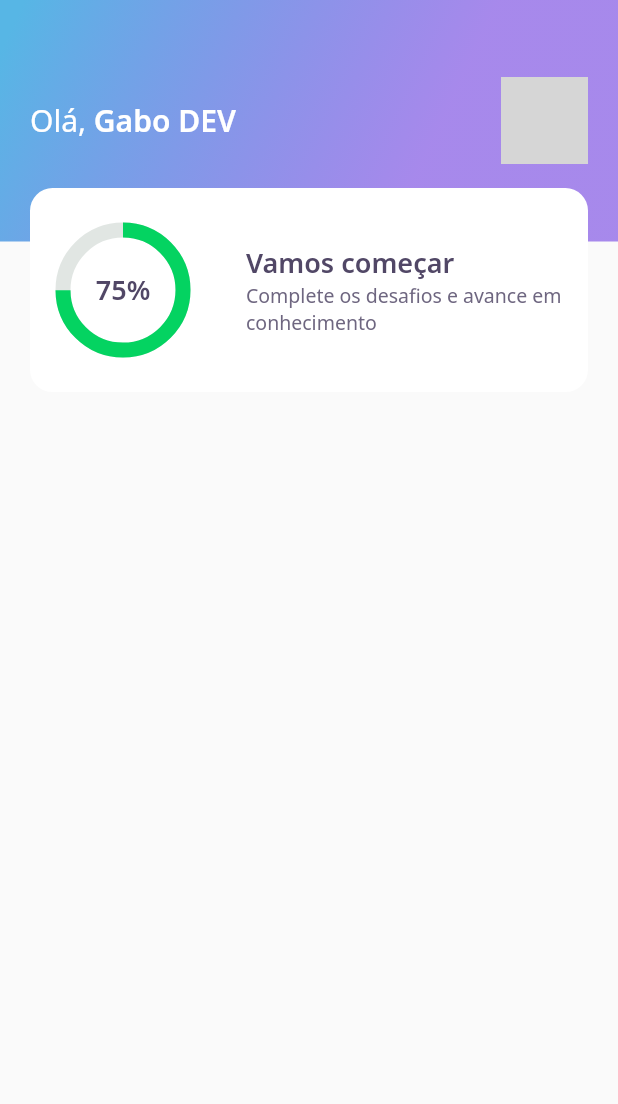
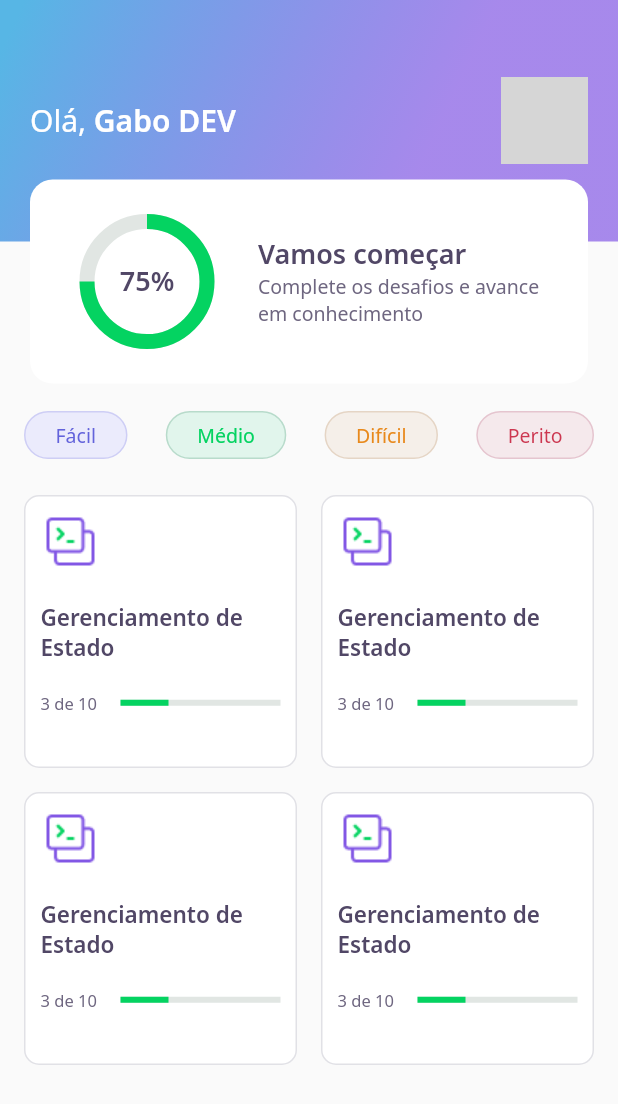
Before and after one commit to gabrielomena/nlw5-devquiz, a Flutter app: the HomePage screen opened directly, on a phone screen of 412 x 824 dp. Shown: the top 1104 px of the screen. Run offline on Flutter 3.47's test engine with Material 2 defaults, Android fonts, the phone set to English and light mode, and no system bars; our stand-ins replace google_fonts; network calls fail; grey boxes are pictures that could not be loaded.

Commit message:
Aula 02 NLW - Janela de quiz

```diff
--- a/lib/core/app_widget.dart
+++ b/lib/core/app_widget.dart
@@ -1,3 +1,4 @@
+import 'package:DevQuiz/challenge/challenge_page.dart';
 import 'package:DevQuiz/home/home_page.dart';
 import 'package:DevQuiz/splash/splash_page.dart';
 import 'package:flutter/material.dart';
@@ -8,7 +9,7 @@
     return MaterialApp(
       debugShowCheckedModeBanner: false,
       title: "NLW5 - DevQuiz",
-      home: HomePage(),
+      home: ChallengePage(),
     );
   }
 }
--- a/lib/home/home_page.dart
+++ b/lib/home/home_page.dart
@@ -1,4 +1,8 @@
 import 'package:DevQuiz/home/widgets/appbar/app_bar_widget.dart';
+import 'package:flutter_staggered_grid_view/flutter_staggered_grid_view.dart';
+import 'package:DevQuiz/home/widgets/level_button/level_button_widget.dart';
+import 'package:DevQuiz/home/widgets/quiz_card/quiz_card_widget.dart';
+import 'package:flutter/cupertino.dart';
 import 'package:flutter/material.dart';
 
 class HomePage extends StatefulWidget {
@@ -9,6 +13,47 @@
 class _HomePageState extends State<HomePage> {
   @override
   Widget build(BuildContext context) {
-    return Scaffold(appBar: AppBarWidget());
+    return Scaffold(
+      appBar: AppBarWidget(),
+      body: Padding(
+        padding: const EdgeInsets.symmetric(horizontal: 16),
+        child: Column(
+          children: [
+            SizedBox(height: 24,),
+            Row(
+              mainAxisAlignment: MainAxisAlignment.spaceBetween,
+              children: [
+                LevelButtonWidget(
+                  label: "Fácil",
+                ),
+                LevelButtonWidget(
+                  label: "Médio",
+                ),
+                LevelButtonWidget(
+                  label: "Difícil",
+                ),
+                LevelButtonWidget(
+                  label: "Perito",
+                ),
+              ],
+            ),
+            SizedBox(height: 24,),
+            Expanded(
+              child: GridView.count(
+                crossAxisSpacing: 16,
+                mainAxisSpacing: 16,
+                crossAxisCount: 2,
+                children: [
+                  QuizCardWidget(),
+                  QuizCardWidget(),
+                  QuizCardWidget(),
+                  QuizCardWidget()
+                ],
+              ),
+            ),
+          ],
+        ),
+      ),
+    );
   }
 }
--- a/lib/home/widgets/appbar/app_bar_widget.dart
+++ b/lib/home/widgets/appbar/app_bar_widget.dart
@@ -1,5 +1,6 @@
 import 'package:DevQuiz/core/app_gradients.dart';
 import 'package:DevQuiz/core/app_text_styles.dart';
+import 'package:DevQuiz/home/widgets/level_button/level_button_widget.dart';
 import 'package:DevQuiz/home/widgets/score_card/score_card_widget.dart';
 import 'package:flutter/material.dart';
 
@@ -45,7 +46,7 @@
                   ),
                 ),
                 Align(
-                  alignment: Alignment(0.0, 1.2),
+                  alignment: Alignment(0.0, 1.1),
                   child: ScoreCardWidget(),
                 ),
               ],
--- /dev/null
+++ b/lib/home/widgets/level_button/level_button_widget.dart
@@ -0,0 +1,62 @@
+import 'package:DevQuiz/core/app_colors.dart';
+import 'package:DevQuiz/core/app_text_styles.dart';
+import 'package:flutter/material.dart';
+import 'package:google_fonts/google_fonts.dart';
+
+class LevelButtonWidget extends StatelessWidget {
+  final String label;
+
+  LevelButtonWidget({
+    Key? key,
+    required this.label,
+  }) : assert(["Fácil","Médio","Difícil","Perito"].contains(label)), super(key: key);
+
+  final config = {
+    "Fácil": {
+      "color": AppColors.levelButtonFacil,
+      "borderColor": AppColors.levelButtonBorderFacil,
+      "fontColor": AppColors.levelButtonTextFacil,
+    },
+    "Médio": {
+      "color": AppColors.levelButtonMedio,
+      "borderColor": AppColors.levelButtonBorderMedio,
+      "fontColor": AppColors.levelButtonTextMedio,
+    },
+    "Difícil": {
+      "color": AppColors.levelButtonDificil,
+      "borderColor": AppColors.levelButtonBorderDificil,
+      "fontColor": AppColors.levelButtonTextDificil,
+    },
+    "Perito": {
+      "color": AppColors.levelButtonPerito,
+      "borderColor": AppColors.levelButtonBorderPerito,
+      "fontColor": AppColors.levelButtonTextPerito,
+    },
+
+  };
+
+  Color get color => config[label]!['color']!;
+  Color get borderColor => config[label]!['borderColor']!;
+  Color get fontColor => config[label]!['fontColor']!;
+
+  @override
+  Widget build(BuildContext context) {
+    return Container(
+      decoration: BoxDecoration(
+        color: color,
+        border: Border.fromBorderSide(BorderSide(
+          color: borderColor,
+        )),
+        borderRadius: BorderRadius.circular(28),
+      ),
+      child: Padding(
+        padding: const EdgeInsets.symmetric(horizontal: 20, vertical: 6),
+        child: Text(
+          label,
+          style: GoogleFonts.notoSans(
+              color: fontColor, fontSize: 13),
+        ),
+      ),
+    );
+  }
+}
--- /dev/null
+++ b/lib/home/widgets/quiz_card/quiz_card_widget.dart
@@ -0,0 +1,52 @@
+import 'package:DevQuiz/core/app_colors.dart';
+import 'package:DevQuiz/core/app_images.dart';
+import 'package:DevQuiz/core/app_text_styles.dart';
+import 'package:DevQuiz/shared/widgets/progress_indicador/progress_indicator_widget.dart';
+import 'package:flutter/cupertino.dart';
+import 'package:flutter/material.dart';
+
+class QuizCardWidget extends StatelessWidget {
+  @override
+  Widget build(BuildContext context) {
+    return Container(
+      padding: EdgeInsets.all(10),
+      decoration: BoxDecoration(
+        border: Border.fromBorderSide(
+          BorderSide(color: AppColors.border),
+        ),
+        color: AppColors.white,
+        borderRadius: BorderRadius.circular(10),
+      ),
+      child: Column(
+        crossAxisAlignment: CrossAxisAlignment.start,
+        children: [
+          Container(height: 40, width: 40,
+          child: Image.asset(AppImages.data),),
+          SizedBox(height: 20,),
+          Text(
+            "Gerenciamento de Estado",
+            style: AppTextStyles.heading15,
+          ),
+          SizedBox(height: 20,),
+          Row(
+            children: [
+              Expanded(
+                flex: 1,
+                child: Text(
+                  "3 de 10",
+                  style: AppTextStyles.body11,
+                ),
+              ),
+              Expanded(
+                flex: 2 ,
+                child: ProgressIndicatorWidget(
+                  value: 0.3
+                ),
+              )
+            ],
+          )
+        ],
+      ),
+    );
+  }
+}
--- a/lib/home/widgets/score_card/score_card_widget.dart
+++ b/lib/home/widgets/score_card/score_card_widget.dart
@@ -14,6 +14,8 @@
           color: AppColors.white,
           borderRadius: BorderRadius.circular(15),
         ),
+        child: Padding(
+          padding: const EdgeInsets.symmetric(horizontal: 24 ),
           child: Row(
             crossAxisAlignment: CrossAxisAlignment.center,
             children: [
@@ -44,6 +46,7 @@
             ],
           ),
         ),
+      ),
     );
   }
 }
--- /dev/null
+++ b/lib/shared/widgets/progress_indicador/progress_indicator_widget.dart
@@ -0,0 +1,18 @@
+import 'package:DevQuiz/core/app_colors.dart';
+import 'package:flutter/material.dart';
+
+class ProgressIndicatorWidget extends StatelessWidget {
+  final double value;
+
+  const ProgressIndicatorWidget({Key? key, required this.value}) : super(key: key);
+
+  @override
+  Widget build(BuildContext context) {
+    return LinearProgressIndicator(
+      value: value,
+      backgroundColor: AppColors.chartSecondary,
+      valueColor:
+      AlwaysStoppedAnimation<Color>(AppColors.chartPrimary),
+    );
+  }
+}
--- a/pubspec.yaml
+++ b/pubspec.yaml
@@ -10,6 +10,7 @@
     sdk: flutter
   cupertino_icons: ^1.0.2
   google_fonts: ^2.0.0
+  flutter_staggered_grid_view: ^0.4.0
 
 dev_dependencies:
   flutter_test:
```
Also changed, not shown: lib/challenge/challenge_page.dart (added, +19 -0 lines), lib/challenge/widgets/awnser/awnser_widget.dart (added, +30 -0 lines), lib/challenge/widgets/question_indicator/question_indicator_widget.dart (added, +26 -0 lines), lib/challenge/widgets/quiz/quiz_widget.dart (added, +25 -0 lines), pubspec.lock. Lines whose indentation alone changed are shown as unchanged.
